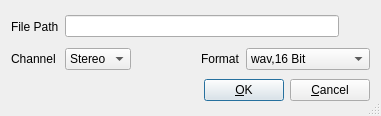
First picture: the form in oom/widgets/mixdowndialogbase.ui, repository ccherrett/oom, before the edit.
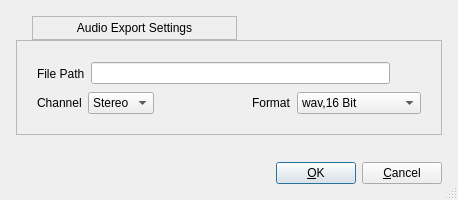
Second picture: the form after the edit.

Commit message: Update styling of the export audio dialog

```diff
--- a/oom/widgets/mixdowndialogbase.ui
+++ b/oom/widgets/mixdowndialogbase.ui
@@ -6,8 +6,8 @@
    <rect>
     <x>0</x>
     <y>0</y>
-    <width>381</width>
-    <height>116</height>
+    <width>458</width>
+    <height>200</height>
    </rect>
   </property>
   <property name="windowTitle">
@@ -16,63 +16,110 @@
   <property name="sizeGripEnabled">
    <bool>true</bool>
   </property>
-  <layout class="QGridLayout">
-   <property name="margin">
-    <number>11</number>
-   </property>
+  <layout class="QVBoxLayout" name="verticalLayout_3" stretch="0,0,1,0">
    <property name="spacing">
-    <number>6</number>
+    <number>0</number>
    </property>
-   <item row="2" column="0" colspan="5">
-    <layout class="QHBoxLayout">
-     <property name="spacing">
-      <number>6</number>
-     </property>
      <property name="margin">
+    <number>16</number>
+   </property>
+   <item>
+    <layout class="QHBoxLayout" name="horizontalLayout_2">
+     <property name="spacing">
       <number>0</number>
      </property>
      <item>
-      <spacer name="Horizontal Spacing2">
+      <spacer name="horizontalSpacer">
        <property name="orientation">
         <enum>Qt::Horizontal</enum>
        </property>
        <property name="sizeType">
-        <enum>QSizePolicy::Expanding</enum>
+        <enum>QSizePolicy::Fixed</enum>
        </property>
        <property name="sizeHint" stdset="0">
         <size>
-         <width>20</width>
+         <width>16</width>
+         <height>2</height>
+        </size>
+       </property>
+      </spacer>
+     </item>
+     <item>
+      <widget class="QFrame" name="audioExportLabelFrame">
+       <property name="sizePolicy">
+        <sizepolicy hsizetype="Expanding" vsizetype="Fixed">
+         <horstretch>0</horstretch>
+         <verstretch>0</verstretch>
+        </sizepolicy>
+       </property>
+       <property name="frameShape">
+        <enum>QFrame::StyledPanel</enum>
+       </property>
+       <property name="frameShadow">
+        <enum>QFrame::Raised</enum>
+       </property>
+       <layout class="QVBoxLayout" name="verticalLayout">
+        <property name="leftMargin">
+         <number>20</number>
+        </property>
+        <property name="topMargin">
+         <number>4</number>
+        </property>
+        <property name="rightMargin">
+         <number>20</number>
+        </property>
+        <property name="bottomMargin">
+         <number>4</number>
+        </property>
+        <item>
+         <widget class="QLabel" name="label">
+          <property name="text">
+           <string>Audio Export Settings</string>
+          </property>
+          <property name="alignment">
+           <set>Qt::AlignCenter</set>
+          </property>
+         </widget>
+        </item>
+       </layout>
+      </widget>
+     </item>
+     <item>
+      <spacer name="horizontalSpacer_2">
+       <property name="orientation">
+        <enum>Qt::Horizontal</enum>
+       </property>
+       <property name="sizeHint" stdset="0">
+        <size>
+         <width>58</width>
          <height>20</height>
         </size>
        </property>
       </spacer>
      </item>
-     <item>
-      <widget class="QPushButton" name="buttonOk">
-       <property name="text">
-        <string>&amp;OK</string>
-       </property>
-       <property name="autoDefault">
-        <bool>true</bool>
-       </property>
-       <property name="default">
-        <bool>true</bool>
-       </property>
-      </widget>
-     </item>
-     <item>
-      <widget class="QPushButton" name="buttonCancel">
-       <property name="text">
-        <string>&amp;Cancel</string>
-       </property>
-       <property name="autoDefault">
-        <bool>true</bool>
-       </property>
-      </widget>
-     </item>
     </layout>
    </item>
-   <item row="0" column="0">
+   <item>
+    <widget class="QFrame" name="audioExportFrame">
+     <property name="frameShape">
+      <enum>QFrame::StyledPanel</enum>
+     </property>
+     <property name="frameShadow">
+      <enum>QFrame::Raised</enum>
+     </property>
+     <layout class="QVBoxLayout" name="verticalLayout_2">
+      <property name="margin">
+       <number>20</number>
+      </property>
+      <item>
+       <layout class="QHBoxLayout">
+        <property name="spacing">
+         <number>6</number>
+        </property>
+        <property name="margin">
+         <number>0</number>
+        </property>
+        <item>
     <widget class="QLabel" name="TextLabel1">
      <property name="text">
       <string>File Path</string>
@@ -82,24 +129,6 @@
      </property>
     </widget>
    </item>
-   <item row="1" column="0">
-    <widget class="QLabel" name="TextLabel2">
-     <property name="text">
-      <string>Channel</string>
-     </property>
-     <property name="wordWrap">
-      <bool>false</bool>
-     </property>
-    </widget>
-   </item>
-   <item row="0" column="1" colspan="4">
-    <layout class="QHBoxLayout">
-     <property name="spacing">
-      <number>6</number>
-     </property>
-     <property name="margin">
-      <number>0</number>
-     </property>
      <item>
       <widget class="QLineEdit" name="editPath"/>
      </item>
@@ -136,7 +165,19 @@
      </item>
     </layout>
    </item>
-   <item row="1" column="1">
+      <item>
+       <layout class="QHBoxLayout" name="horizontalLayout">
+        <item>
+         <widget class="QLabel" name="TextLabel2">
+          <property name="text">
+           <string>Channel</string>
+          </property>
+          <property name="wordWrap">
+           <bool>false</bool>
+          </property>
+         </widget>
+        </item>
+        <item>
     <widget class="QComboBox" name="comboChannel">
      <item>
       <property name="text">
@@ -155,7 +196,33 @@
      </item>
     </widget>
    </item>
-   <item row="1" column="4">
+        <item>
+         <spacer name="Spacer1">
+          <property name="orientation">
+           <enum>Qt::Horizontal</enum>
+          </property>
+          <property name="sizeType">
+           <enum>QSizePolicy::Expanding</enum>
+          </property>
+          <property name="sizeHint" stdset="0">
+           <size>
+            <width>20</width>
+            <height>20</height>
+           </size>
+          </property>
+         </spacer>
+        </item>
+        <item>
+         <widget class="QLabel" name="TextLabel3">
+          <property name="text">
+           <string>Format</string>
+          </property>
+          <property name="wordWrap">
+           <bool>false</bool>
+          </property>
+         </widget>
+        </item>
+        <item>
     <widget class="QComboBox" name="comboFormat">
      <item>
       <property name="text">
@@ -174,18 +241,37 @@
      </item>
     </widget>
    </item>
-   <item row="1" column="3">
-    <widget class="QLabel" name="TextLabel3">
-     <property name="text">
-      <string>Format</string>
-     </property>
-     <property name="wordWrap">
-      <bool>false</bool>
-     </property>
+       </layout>
+      </item>
+     </layout>
     </widget>
    </item>
-   <item row="1" column="2">
-    <spacer name="Spacer1">
+   <item>
+    <spacer name="verticalSpacer">
+     <property name="orientation">
+      <enum>Qt::Vertical</enum>
+     </property>
+     <property name="sizeType">
+      <enum>QSizePolicy::MinimumExpanding</enum>
+     </property>
+     <property name="sizeHint" stdset="0">
+      <size>
+       <width>20</width>
+       <height>6</height>
+      </size>
+     </property>
+    </spacer>
+   </item>
+   <item>
+    <layout class="QHBoxLayout">
+     <property name="spacing">
+      <number>6</number>
+     </property>
+     <property name="margin">
+      <number>0</number>
+     </property>
+     <item>
+      <spacer name="Horizontal Spacing2">
      <property name="orientation">
       <enum>Qt::Horizontal</enum>
      </property>
@@ -199,6 +285,31 @@
       </size>
      </property>
     </spacer>
+     </item>
+     <item>
+      <widget class="QPushButton" name="buttonOk">
+       <property name="text">
+        <string>&amp;OK</string>
+       </property>
+       <property name="autoDefault">
+        <bool>true</bool>
+       </property>
+       <property name="default">
+        <bool>true</bool>
+       </property>
+      </widget>
+     </item>
+     <item>
+      <widget class="QPushButton" name="buttonCancel">
+       <property name="text">
+        <string>&amp;Cancel</string>
+       </property>
+       <property name="autoDefault">
+        <bool>true</bool>
+       </property>
+      </widget>
+     </item>
+    </layout>
    </item>
   </layout>
  </widget>
```
Lines whose indentation alone changed are shown as unchanged. The commit also changes 1 other file.
